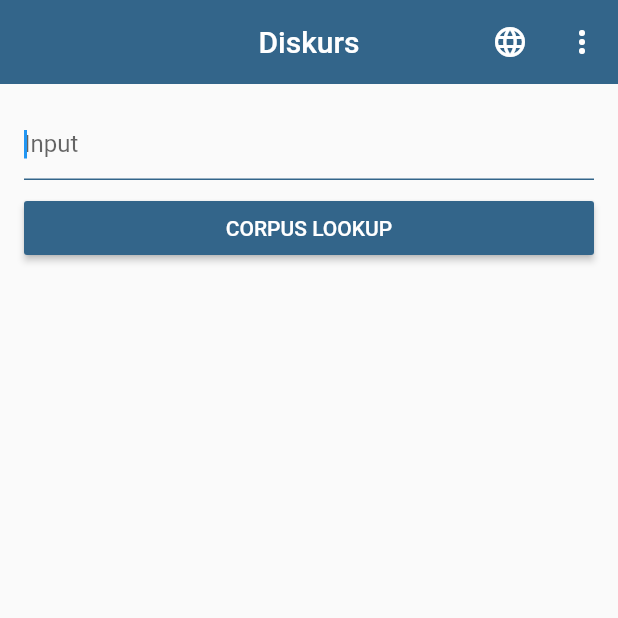
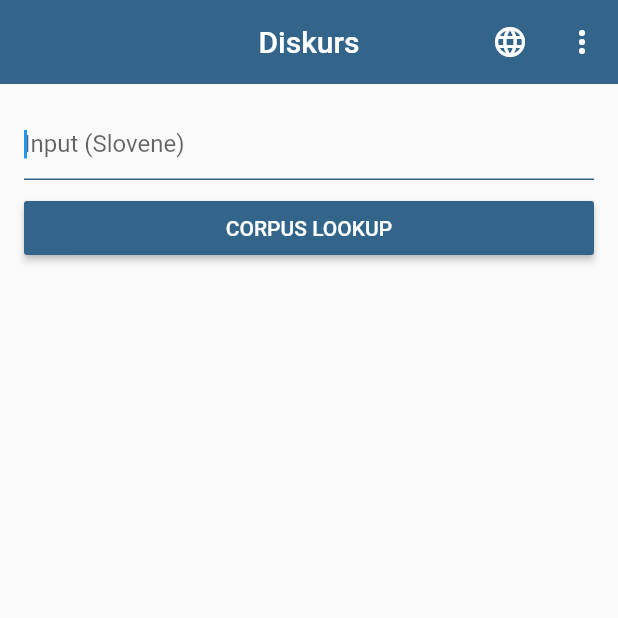
Before and after one commit to sunderee/diskurs2, a Flutter app: the screen it shows after launch, on a phone screen of 412 x 824 dp, the top half of it. Run offline on Flutter 3.47's test engine with Material 2 defaults, Android fonts, the phone set to English and light mode, and no system bars; our stand-ins replace equatable, flutter_bloc.

Commit message:
Minor UI improvements

```diff
--- a/lib/ui/screens/corpus.screen.dart
+++ b/lib/ui/screens/corpus.screen.dart
@@ -38,13 +38,16 @@ class CorpusScreen extends StatelessWidget {
                   child: CircularProgressIndicator(),
                 );
               } else {
-                return ListView.builder(
+                return SafeArea(
+                  minimum: const EdgeInsets.symmetric(vertical: 16.0),
+                  child: ListView.builder(
                     itemCount: state.data.length,
                     itemBuilder: (BuildContext context, int index) => ListTile(
                       leading: const Icon(Icons.format_quote),
                       title: Text(
                         _removeHtmlTags(state.data[index]),
                         style: Typography.material2018().englishLike.bodyText1,
+                      ),
                     ),
                   ),
                 );
--- a/lib/ui/screens/home.screen.dart
+++ b/lib/ui/screens/home.screen.dart
@@ -17,7 +17,8 @@ class HomeScreen extends StatefulWidget {
 }
 
 class _HomeScreenState extends State<HomeScreen> {
-  String _currentQuery = '';
+  final _inputController = TextEditingController();
+
   LanguageEnum _currentLanguage = LanguageEnum.slovene;
 
   late bool _displayLoadingIndicator;
@@ -26,6 +27,12 @@ class _HomeScreenState extends State<HomeScreen> {
   void initState() {
     super.initState();
     _displayLoadingIndicator = false;
+  }
+
+  @override
+  void dispose() {
+    _inputController.dispose();
+    super.dispose();
   }
 
   @override
@@ -79,12 +86,13 @@ class _HomeScreenState extends State<HomeScreen> {
             padding: EdgeInsets.zero,
             children: [
               TextField(
+                controller: _inputController,
                 autofocus: true,
-                decoration: const InputDecoration(
-                  focusedBorder: UnderlineInputBorder(
+                decoration: InputDecoration(
+                  focusedBorder: const UnderlineInputBorder(
                     borderSide: BorderSide(color: colorBrand),
                   ),
-                  hintText: 'Input',
+                  hintText: 'Input (${_currentLanguage.longLanguage})',
                 ),
                 onSubmitted: (String query) {
                   if (query.isEmpty) {
@@ -95,7 +103,6 @@ class _HomeScreenState extends State<HomeScreen> {
                     );
                     return;
                   }
-                  setState(() => _currentQuery = query);
                   context.read<QueryCubit>().requestQueries(
                         _currentLanguage,
                         query,
@@ -113,7 +120,7 @@ class _HomeScreenState extends State<HomeScreen> {
                     ),
                   ),
                   onPressed: () {
-                    if (_currentQuery.isEmpty) {
+                    if (_inputController.text.isEmpty) {
                       ScaffoldMessenger.of(context).showSnackBar(
                         const SnackBar(
                           content: Text('No empty queries are allowed'),
@@ -126,7 +133,7 @@ class _HomeScreenState extends State<HomeScreen> {
                       MaterialPageRoute(
                         builder: (BuildContext context) => CorpusScreen(
                           language: _currentLanguage,
-                          query: _currentQuery,
+                          query: _inputController.text,
                         ),
                       ),
                     );
```
Lines whose indentation alone changed are shown as unchanged.
